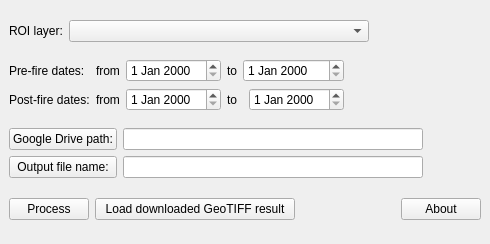
This is forest_fire_severity_estimation_dockwidget_base.ui in UCLM-PAFyC/forest_fire_severity_estimation as Qt 5 draws it before an edit. The edited form follows.
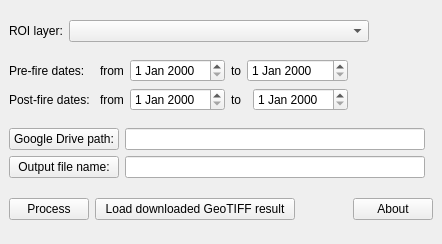
This is the edited form. Custom widgets are drawn as their Qt base class.

```diff
--- a/forest_fire_severity_estimation_dockwidget_base.ui
+++ b/forest_fire_severity_estimation_dockwidget_base.ui
@@ -6,7 +6,7 @@
    <rect>
     <x>0</x>
     <y>0</y>
-    <width>490</width>
+    <width>442</width>
     <height>244</height>
    </rect>
   </property>
@@ -53,6 +53,12 @@
      <layout class="QGridLayout" name="gridLayout">
       <item row="0" column="0">
        <widget class="QLabel" name="preFireDatesLabel">
+        <property name="minimumSize">
+         <size>
+          <width>85</width>
+          <height>0</height>
+         </size>
+        </property>
         <property name="text">
          <string>Pre-fire dates:</string>
         </property>
@@ -93,6 +99,12 @@
       </item>
       <item row="1" column="0">
        <widget class="QLabel" name="postFireDatesLabel">
+        <property name="minimumSize">
+         <size>
+          <width>85</width>
+          <height>0</height>
+         </size>
+        </property>
         <property name="text">
          <string>Post-fire dates:</string>
         </property>
@@ -143,6 +155,12 @@
      <layout class="QGridLayout" name="gridLayout_2">
       <item row="0" column="0">
        <widget class="QPushButton" name="googleDrivePathPushButton">
+        <property name="minimumSize">
+         <size>
+          <width>110</width>
+          <height>0</height>
+         </size>
+        </property>
         <property name="maximumSize">
          <size>
           <width>110</width>
@@ -188,6 +206,12 @@
       </item>
       <item row="1" column="0">
        <widget class="QPushButton" name="outputFileNamePushButton">
+        <property name="minimumSize">
+         <size>
+          <width>110</width>
+          <height>0</height>
+         </size>
+        </property>
         <property name="maximumSize">
          <size>
           <width>110</width>
```
